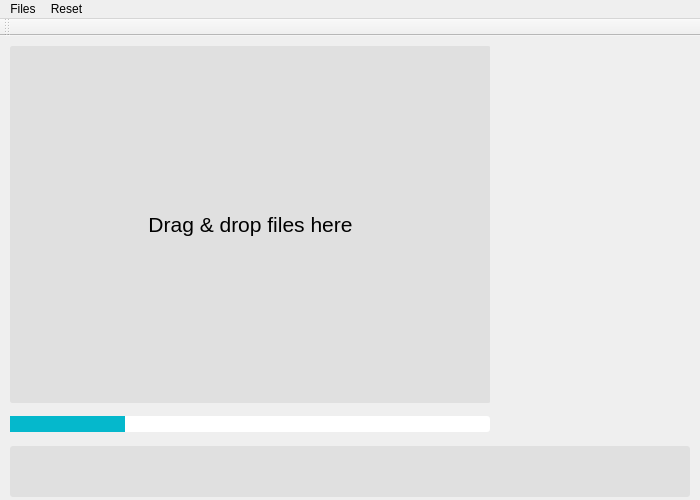
ssh4net/Solidify, file Solidify/src/gui.ui: the form before one commit.
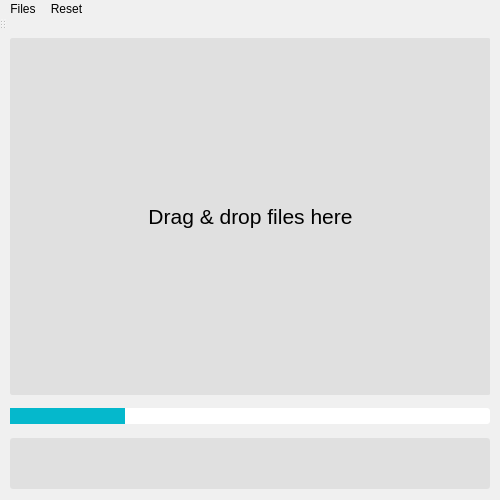
The form after the commit.

What changed in the file:
```diff
--- a/Solidify/src/gui.ui
+++ b/Solidify/src/gui.ui
@@ -6,7 +6,7 @@
    <rect>
     <x>0</x>
     <y>0</y>
-    <width>700</width>
+    <width>500</width>
     <height>500</height>
    </rect>
   </property>
@@ -18,13 +18,13 @@
   </property>
   <property name="minimumSize">
    <size>
-    <width>700</width>
+    <width>500</width>
     <height>500</height>
    </size>
   </property>
   <property name="maximumSize">
    <size>
-    <width>700</width>
+    <width>500</width>
     <height>500</height>
    </size>
   </property>
@@ -37,6 +37,15 @@
   <property name="windowTitle">
    <string>MainWindow</string>
   </property>
+  <property name="styleSheet">
+   <string notr="true">* {
+border: 0px solid black;
+border-radius: 3px;
+background-color: #F0F0F0;
+color: black;
+margin-bottom: 0;
+}</string>
+  </property>
   <widget class="QWidget" name="centralWidget">
    <widget class="QWidget" name="DropArea" native="true">
     <property name="geometry">
@@ -106,11 +115,29 @@
      </rect>
     </property>
     <property name="sizePolicy">
-     <sizepolicy hsizetype="Fixed" vsizetype="Fixed">
+     <sizepolicy hsizetype="Expanding" vsizetype="Fixed">
       <horstretch>0</horstretch>
       <verstretch>0</verstretch>
      </sizepolicy>
     </property>
+    <property name="minimumSize">
+     <size>
+      <width>480</width>
+      <height>20</height>
+     </size>
+    </property>
+    <property name="sizeIncrement">
+     <size>
+      <width>1</width>
+      <height>1</height>
+     </size>
+    </property>
+    <property name="baseSize">
+     <size>
+      <width>480</width>
+      <height>30</height>
+     </size>
+    </property>
     <property name="styleSheet">
      <string notr="true">QProgressBar {border: 0px solid black; border-radius: 3px; background-color: white; color: black; margin-bottom: 4px;}
 QProgressBar::chunk {background-color: #05B8CC;}</string>
@@ -127,13 +154,13 @@
      <rect>
       <x>10</x>
       <y>410</y>
-      <width>680</width>
+      <width>480</width>
       <height>51</height>
      </rect>
     </property>
     <property name="maximumSize">
      <size>
-      <width>680</width>
+      <width>16777215</width>
       <height>16777215</height>
      </size>
     </property>
@@ -147,7 +174,7 @@
     <rect>
      <x>0</x>
      <y>0</y>
-     <width>700</width>
+     <width>500</width>
      <height>21</height>
     </rect>
    </property>
```
Left out of the diff: 3 changed lines with no effect on the pictures.
